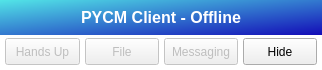
The window that Client/UI/MainUI.ui (yang-zhongtian/PYCM) describes before a commit, drawn with Qt 5.
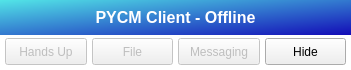
The same window after the commit. Icons and pictures are not drawn.

The edit to the form file:
```diff
--- a/Client/UI/MainUI.ui
+++ b/Client/UI/MainUI.ui
@@ -6,7 +6,7 @@
    <rect>
     <x>0</x>
     <y>0</y>
-    <width>322</width>
+    <width>351</width>
     <height>70</height>
    </rect>
   </property>
@@ -90,7 +90,7 @@
        </widget>
       </item>
       <item>
-       <layout class="QHBoxLayout" name="horizontalLayout" stretch="2,1,2,1">
+       <layout class="QHBoxLayout" name="horizontalLayout" stretch="1,1,1,1">
         <property name="spacing">
          <number>5</number>
         </property>
```
Left out of the diff: 2 changed lines with no effect on the pictures.
